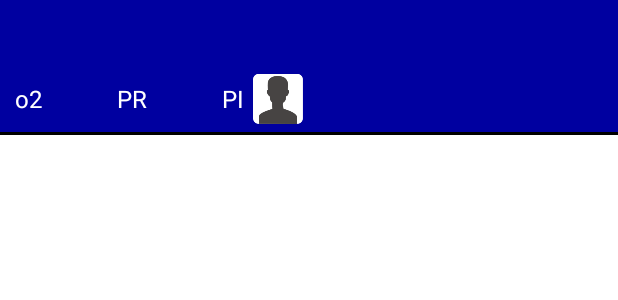
After one commit to viatom-develop/CheckMe_BLE_Demo, an Android app: the layout item_oxy.xml on its own in the app's theme, with its tools: preview values and no code run, on a phone screen of 412 x 824 dp. The commit adds this screen. Shown: the top 300 px of the screen. Run offline under Robolectric (Android 15) with nearby library versions, the phone set to English and light mode, and no system bars.

Commit message:
n19 rocket

```diff
--- a/app/src/main/java/com/viatom/checkme/leftnavi/pulseOximeter/PulseOximiterFragment.kt
+++ b/app/src/main/java/com/viatom/checkme/leftnavi/pulseOximeter/PulseOximiterFragment.kt
@@ -30,7 +30,7 @@ class PulseOximiterFragment : Fragment() {
         val r: RecyclerView = root.findViewById(R.id.oxylist)
         val linearLayoutManager = LinearLayoutManager(context)
         linearLayoutManager.orientation = RecyclerView.VERTICAL
-        oxyViewAdapter = OxyViewAdapter(context, r)
+        oxyViewAdapter = OxyViewAdapter(requireContext(), r)
         r.layoutManager = linearLayoutManager
         r.adapter = oxyViewAdapter
         model.list.observe(viewLifecycleOwner, {
--- /dev/null
+++ b/app/src/main/res/layout/item_oxy.xml
@@ -0,0 +1,106 @@
+<?xml version="1.0" encoding="utf-8"?>
+<LinearLayout xmlns:android="http://schemas.android.com/apk/res/android"
+    android:orientation="vertical"
+    android:layout_width="match_parent"
+    android:background="#ff0000a0"
+    android:id="@+id/gaga"
+    android:layout_height="90dp">
+
+    <LinearLayout
+        android:orientation="vertical"
+        android:layout_width="match_parent"
+        android:gravity="center"
+        android:layout_height="88dp">
+        <LinearLayout
+            android:layout_weight="1"
+            android:layout_width="match_parent"
+            android:layout_height="0dp">
+            <TextView
+                android:textSize="14sp"
+                android:layout_marginStart="10dp"
+                android:textColor="#ffffff"
+                android:layout_width="wrap_content"
+                android:layout_height="match_parent"
+                android:gravity="center"
+                android:id="@+id/userName" />
+            <TextView
+                android:textSize="14sp"
+                android:layout_marginStart="30dp"
+                android:textColor="#ffffff"
+                android:layout_width="wrap_content"
+                android:layout_height="match_parent"
+                android:gravity="center"
+                android:id="@+id/way" />
+
+        </LinearLayout>
+        <LinearLayout
+            android:layout_weight="1"
+            android:layout_width="match_parent"
+            android:gravity="start|center_vertical"
+            android:layout_height="0dp">
+            <TextView
+                android:text="o2"
+                android:layout_marginStart="10dp"
+                android:textSize="16sp"
+                android:textColor="#ffffff"
+                android:layout_width="wrap_content"
+                android:layout_height="wrap_content"/>
+            <TextView
+                android:id="@+id/o2"
+
+                android:textSize="16sp"
+                android:textColor="#ffffff"
+                android:layout_width="wrap_content"
+                android:layout_height="wrap_content"/>
+
+            <TextView
+                android:text="PR"
+                android:layout_marginStart="50dp"
+                android:textSize="16sp"
+                android:textColor="#ffffff"
+                android:layout_width="wrap_content"
+                android:layout_height="wrap_content"/>
+
+            <TextView
+                android:id="@+id/pr"
+
+                android:textSize="16sp"
+                android:textColor="#ffffff"
+                android:layout_width="wrap_content"
+                android:layout_height="wrap_content"/>
+
+
+            <TextView
+                android:text="PI"
+                android:layout_marginStart="50dp"
+                android:textSize="16sp"
+                android:textColor="#ffffff"
+                android:layout_width="wrap_content"
+                android:layout_height="wrap_content"/>
+            <TextView
+                android:id="@+id/pi"
+                android:textSize="16sp"
+                android:textColor="#ffffff"
+                android:layout_width="wrap_content"
+                android:layout_height="wrap_content"/>
+            <ImageView
+                android:id="@+id/head"
+                android:padding="5dp"
+                android:layout_width="45dp"
+                android:layout_height="match_parent"
+                android:src="@drawable/ico1" />
+
+        </LinearLayout>
+
+
+
+
+
+    </LinearLayout>
+
+    <View
+        android:layout_width="match_parent"
+        android:layout_height="2dp"
+        android:background="#ff000000" />
+
+</LinearLayout>
```
Also changed, not shown: app/src/main/java/com/viatom/checkme/leftnavi/pulseOximeter/OxyViewAdapter.kt (+70 -96 lines).
